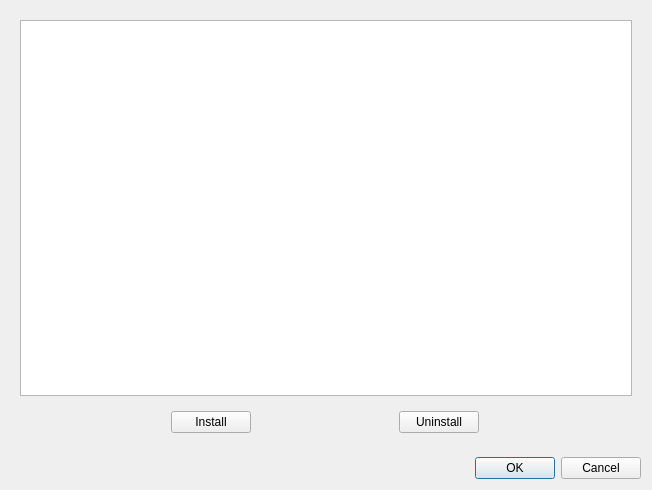
Above: src/ui/package_manager.ui from Mudlet/Mudlet before the change. Below: the same form after it.
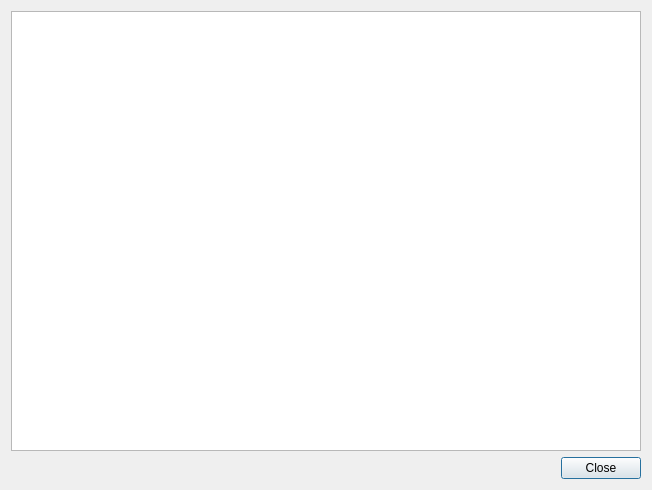
That is the form after the change. Icons and pictures are not drawn.

Commit message: Revise: further changes to fixup/enhance module & package handling

```diff
--- a/src/ui/package_manager.ui
+++ b/src/ui/package_manager.ui
@@ -10,67 +10,21 @@
     <height>490</height>
    </rect>
   </property>
-  <layout class="QVBoxLayout" name="verticalLayout_3">
+  <property name="windowIcon">
+   <iconset resource="../mudlet.qrc">
+    <normaloff>:/icons/package-manager.png</normaloff>:/icons/package-manager.png</iconset>
+  </property>
+  <layout class="QVBoxLayout" name="verticalLayout">
    <item>
-    <widget class="QWidget" name="widget" native="true">
-     <property name="sizePolicy">
-      <sizepolicy hsizetype="Expanding" vsizetype="Expanding">
-       <horstretch>0</horstretch>
-       <verstretch>0</verstretch>
-      </sizepolicy>
-     </property>
-     <layout class="QVBoxLayout" name="verticalLayout_2">
-      <item>
-       <widget class="QListWidget" name="packageList"/>
-      </item>
-      <item>
-       <widget class="QWidget" name="widget_2" native="true">
-        <property name="sizePolicy">
-         <sizepolicy hsizetype="Expanding" vsizetype="Fixed">
-          <horstretch>0</horstretch>
-          <verstretch>0</verstretch>
-         </sizepolicy>
-        </property>
-        <layout class="QHBoxLayout" name="horizontalLayout">
-         <item>
-          <widget class="QPushButton" name="installButton">
-           <property name="sizePolicy">
-            <sizepolicy hsizetype="Fixed" vsizetype="Fixed">
-             <horstretch>0</horstretch>
-             <verstretch>0</verstretch>
-            </sizepolicy>
-           </property>
-           <property name="text">
-            <string>Install</string>
-           </property>
-          </widget>
-         </item>
-         <item>
-          <widget class="QPushButton" name="uninstallButton">
-           <property name="sizePolicy">
-            <sizepolicy hsizetype="Fixed" vsizetype="Fixed">
-             <horstretch>0</horstretch>
-             <verstretch>0</verstretch>
-            </sizepolicy>
-           </property>
-           <property name="text">
-            <string>Uninstall</string>
-           </property>
-          </widget>
-         </item>
-        </layout>
-       </widget>
-      </item>
-     </layout>
-    </widget>
+    <widget class="QListWidget" name="packageList"/>
    </item>
    <item>
-    <widget class="QDialogButtonBox" name="buttonBox">
+    <widget class="QDialogButtonBox" name="dialogButtonBox">
      <property name="orientation">
       <enum>Qt::Horizontal</enum>
      </property>
      <property name="standardButtons">
-      <set>QDialogButtonBox::Cancel|QDialogButtonBox::Ok</set>
+      <set>QDialogButtonBox::Close</set>
      </property>
     </widget>
    </item>
```
Left out of the diff: 39 changed lines with no effect on the pictures. The commit also changes 11 other files.
